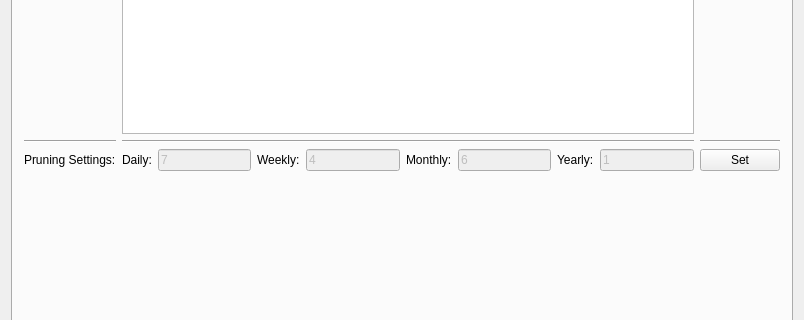
myzinsky/derTimeGeraet, file dertimegeraet.ui: the form before one commit; both pictures show x 0 to 804 and y 190 to 510 of the 804 by 600 pixel window.
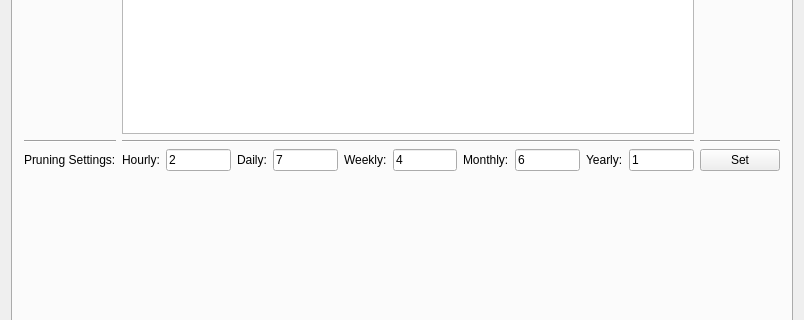
The form after the commit.

```diff
--- a/dertimegeraet.ui
+++ b/dertimegeraet.ui
@@ -18,7 +18,17 @@
   </property>
   <widget class="QWidget" name="centralWidget">
    <layout class="QGridLayout" name="gridLayout_2">
-    <item row="0" column="0">
+    <item row="2" column="0">
+     <widget class="QPushButton" name="pushButtonStart">
+      <property name="enabled">
+       <bool>false</bool>
+      </property>
+      <property name="text">
+       <string>Start Backup</string>
+      </property>
+     </widget>
+    </item>
+    <item row="1" column="0">
      <widget class="QTabWidget" name="tabWidget">
       <property name="enabled">
        <bool>true</bool>
@@ -35,7 +45,7 @@
        </attribute>
        <layout class="QHBoxLayout" name="horizontalLayout">
         <item>
-         <widget class="QListView" name="listView">
+         <widget class="QListWidget" name="listWidget">
           <property name="maximumSize">
            <size>
             <width>200</width>
@@ -82,73 +92,87 @@
         <string>Settings</string>
        </attribute>
        <layout class="QGridLayout" name="gridLayout">
-        <item row="6" column="1">
+        <item row="10" column="1">
          <layout class="QGridLayout" name="gridLayout_4">
-          <item row="0" column="2">
+          <item row="0" column="7">
+           <widget class="QLineEdit" name="lineEditMonthly">
+            <property name="enabled">
+             <bool>true</bool>
+            </property>
+            <property name="text">
+             <string>6</string>
+            </property>
+           </widget>
+          </item>
+          <item row="0" column="8">
+           <widget class="QLabel" name="labelYearly">
+            <property name="text">
+             <string>Yearly:</string>
+            </property>
+           </widget>
+          </item>
+          <item row="0" column="9">
+           <widget class="QLineEdit" name="lineEditYearly">
+            <property name="enabled">
+             <bool>true</bool>
+            </property>
+            <property name="text">
+             <string>1</string>
+            </property>
+           </widget>
+          </item>
+          <item row="0" column="6">
+           <widget class="QLabel" name="labelMonthly">
+            <property name="text">
+             <string>Monthly:</string>
+            </property>
+           </widget>
+          </item>
+          <item row="0" column="4">
            <widget class="QLabel" name="labelWeekly">
             <property name="text">
              <string>Weekly:</string>
             </property>
            </widget>
           </item>
-          <item row="0" column="0">
+          <item row="0" column="3">
+           <widget class="QLineEdit" name="lineEditDaily">
+            <property name="enabled">
+             <bool>true</bool>
+            </property>
+            <property name="text">
+             <string>7</string>
+            </property>
+           </widget>
+          </item>
+          <item row="0" column="2">
            <widget class="QLabel" name="labelDaily">
             <property name="text">
              <string>Daily:</string>
             </property>
            </widget>
           </item>
-          <item row="0" column="4">
-           <widget class="QLabel" name="labelMonthly">
-            <property name="text">
-             <string>Monthly:</string>
-            </property>
-           </widget>
-          </item>
-          <item row="0" column="6">
-           <widget class="QLabel" name="labelYearly">
-            <property name="text">
-             <string>Yearly:</string>
-            </property>
-           </widget>
-          </item>
           <item row="0" column="5">
-           <widget class="QLineEdit" name="lineEditMonthly">
-            <property name="enabled">
-             <bool>false</bool>
-            </property>
-            <property name="text">
-             <string>6</string>
-            </property>
-           </widget>
-          </item>
-          <item row="0" column="1">
-           <widget class="QLineEdit" name="lineEditDaily">
-            <property name="enabled">
-             <bool>false</bool>
-            </property>
-            <property name="text">
-             <string>7</string>
-            </property>
-           </widget>
-          </item>
-          <item row="0" column="3">
            <widget class="QLineEdit" name="lineEditWeekly">
             <property name="enabled">
-             <bool>false</bool>
+             <bool>true</bool>
             </property>
             <property name="text">
              <string>4</string>
             </property>
            </widget>
           </item>
-          <item row="0" column="7">
-           <widget class="QLineEdit" name="lineEditYearly">
-            <property name="enabled">
-             <bool>false</bool>
+          <item row="0" column="0">
+           <widget class="QLabel" name="labelHourly">
+            <property name="text">
+             <string>Hourly:</string>
             </property>
+           </widget>
+          </item>
+          <item row="0" column="1">
+           <widget class="QLineEdit" name="lineEditHourly">
             <property name="text">
-             <string>1</string>
+             <string>2</string>
             </property>
            </widget>
           </item>
@@ -179,7 +203,7 @@
           </property>
          </widget>
         </item>
-        <item row="8" column="1">
+        <item row="12" column="1">
          <spacer name="verticalSpacer">
           <property name="orientation">
            <enum>Qt::Vertical</enum>
@@ -192,7 +216,7 @@
           </property>
          </spacer>
         </item>
-        <item row="4" column="2">
+        <item row="8" column="2">
          <layout class="QVBoxLayout" name="verticalLayout_3">
           <item>
            <widget class="QPushButton" name="pushButtonExeptionsAdd">
@@ -229,7 +253,7 @@
           </item>
          </layout>
         </item>
-        <item row="4" column="0">
+        <item row="8" column="0">
          <layout class="QVBoxLayout" name="verticalLayout_2">
           <item>
            <widget class="QLabel" name="labelExeptions">
@@ -264,7 +288,7 @@
           </item>
          </layout>
         </item>
-        <item row="4" column="1">
+        <item row="8" column="1">
          <widget class="QListWidget" name="listWidgetExeptions">
           <property name="enabled">
            <bool>true</bool>
@@ -285,64 +309,68 @@
           </property>
          </widget>
         </item>
-        <item row="5" column="0">
+        <item row="9" column="0">
          <widget class="Line" name="line_2">
           <property name="orientation">
            <enum>Qt::Horizontal</enum>
           </property>
          </widget>
         </item>
-        <item row="6" column="0">
+        <item row="10" column="0">
          <widget class="QLabel" name="label">
           <property name="text">
            <string>Pruning Settings:</string>
           </property>
          </widget>
         </item>
-        <item row="5" column="1">
+        <item row="9" column="1">
          <widget class="Line" name="line">
           <property name="orientation">
            <enum>Qt::Horizontal</enum>
           </property>
          </widget>
         </item>
-        <item row="6" column="2">
+        <item row="10" column="2">
          <widget class="QPushButton" name="pushButtonPruning">
           <property name="text">
            <string>Set</string>
           </property>
          </widget>
         </item>
-        <item row="5" column="2">
+        <item row="9" column="2">
          <widget class="Line" name="line_3">
           <property name="orientation">
            <enum>Qt::Horizontal</enum>
           </property>
          </widget>
         </item>
-        <item row="3" column="1">
+        <item row="7" column="0">
+         <widget class="QLabel" name="label_2">
+          <property name="text">
+           <string>Passphrase:</string>
+          </property>
+         </widget>
+        </item>
+        <item row="7" column="1">
          <widget class="QLineEdit" name="linePassword">
           <property name="enabled">
-           <bool>false</bool>
+           <bool>true</bool>
           </property>
           <property name="echoMode">
            <enum>QLineEdit::Password</enum>
           </property>
          </widget>
         </item>
-        <item row="3" column="0">
-         <widget class="QLabel" name="label_2">
-          <property name="text">
-           <string>Passphrase:</string>
-          </property>
-         </widget>
-        </item>
-        <item row="3" column="2">
-         <widget class="QPushButton" name="pushButton">
-          <property name="text">
-           <string>Set</string>
-          </property>
-         </widget>
+        <item row="7" column="2">
+         <layout class="QVBoxLayout" name="verticalLayout">
+          <item>
+           <widget class="QPushButton" name="pushButtonPassword">
+            <property name="text">
+             <string>Set</string>
+            </property>
+           </widget>
+          </item>
+         </layout>
         </item>
        </layout>
       </widget>
@@ -376,16 +404,6 @@
       </widget>
      </widget>
     </item>
-    <item row="1" column="0">
-     <widget class="QPushButton" name="pushButtonStart">
-      <property name="enabled">
-       <bool>false</bool>
-      </property>
-      <property name="text">
-       <string>Start Backup</string>
-      </property>
-     </widget>
-    </item>
    </layout>
   </widget>
   <action name="actionAbout">
```
